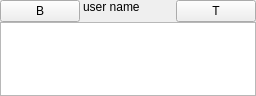
First picture: the form in src/Common/gui/chat/ChatMessagePanel.ui, repository elieserdejesus/JamTaba, before the edit.
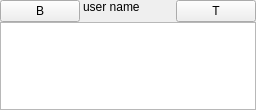
Second picture: the form after the edit. Custom widgets are drawn as their Qt base class.

```diff
--- a/src/Common/gui/chat/ChatMessagePanel.ui
+++ b/src/Common/gui/chat/ChatMessagePanel.ui
@@ -7,7 +7,7 @@
     <x>0</x>
     <y>0</y>
     <width>256</width>
-    <height>96</height>
+    <height>110</height>
    </rect>
   </property>
   <property name="focusPolicy">
@@ -117,8 +117,8 @@
       <string notr="true">&lt;!DOCTYPE HTML PUBLIC &quot;-//W3C//DTD HTML 4.0//EN&quot; &quot;http://www.w3.org/TR/REC-html40/strict.dtd&quot;&gt;
 &lt;html&gt;&lt;head&gt;&lt;meta name=&quot;qrichtext&quot; content=&quot;1&quot; /&gt;&lt;style type=&quot;text/css&quot;&gt;
 p, li { white-space: pre-wrap; }
-&lt;/style&gt;&lt;/head&gt;&lt;body style=&quot; font-family:'MS Shell Dlg 2'; font-size:8.25pt; font-weight:400; font-style:normal;&quot;&gt;
-&lt;p style=&quot;-qt-paragraph-type:empty; margin-top:0px; margin-bottom:0px; margin-left:0px; margin-right:0px; -qt-block-indent:0; text-indent:0px;&quot;&gt;&lt;br /&gt;&lt;/p&gt;&lt;/body&gt;&lt;/html&gt;</string>
+&lt;/style&gt;&lt;/head&gt;&lt;body style=&quot; font-family:'.Lucida Grande UI'; font-size:13pt; font-weight:400; font-style:normal;&quot;&gt;
+&lt;p style=&quot;-qt-paragraph-type:empty; margin-top:0px; margin-bottom:0px; margin-left:0px; margin-right:0px; -qt-block-indent:0; text-indent:0px; font-family:'MS Shell Dlg 2'; font-size:8.25pt;&quot;&gt;&lt;br /&gt;&lt;/p&gt;&lt;/body&gt;&lt;/html&gt;</string>
      </property>
      <property name="acceptRichText">
       <bool>true</bool>
```
Left out of the diff: 2 changed lines with no effect on the pictures.
